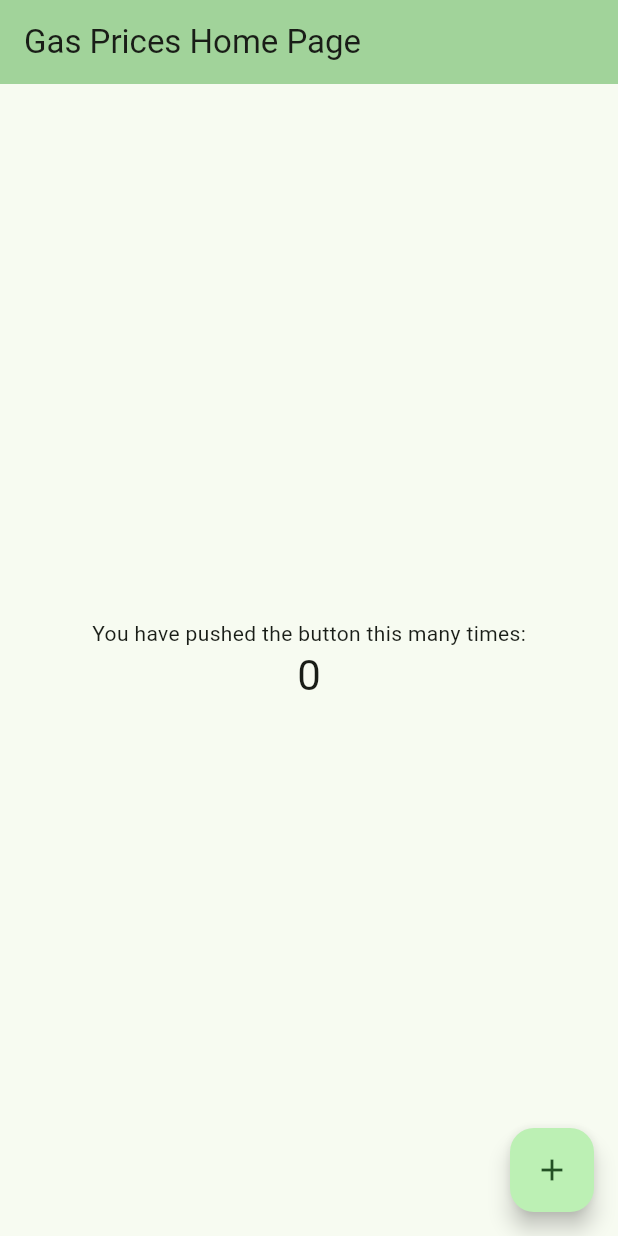
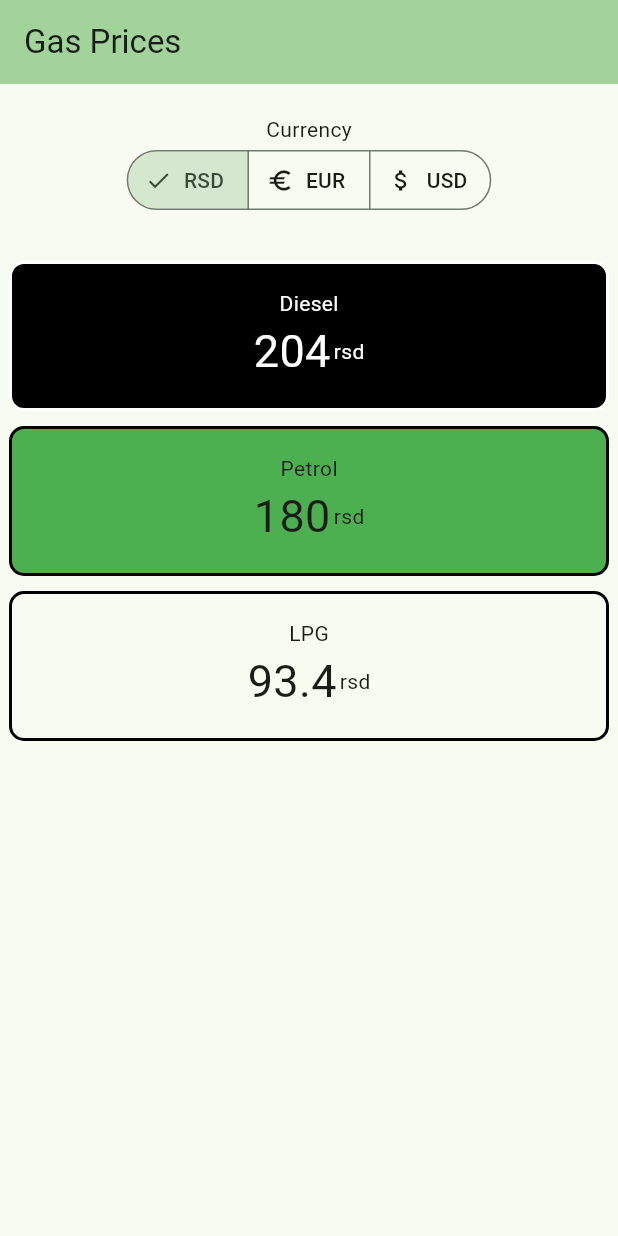
Before and after one commit to mihalsabados/gas-prices-app, a Flutter app: the screen it shows after launch, on a phone screen of 412 x 824 dp. Run offline on Flutter 3.47's test engine with Material 3 defaults, Android fonts, the phone set to English and light mode, and no system bars.

Commit message:
Started with layout and added containers with static prices

```diff
--- a/myapp/lib/main.dart
+++ b/myapp/lib/main.dart
@@ -13,25 +13,10 @@ class MyApp extends StatelessWidget {
     return MaterialApp(
       title: 'Gas Prices',
       theme: ThemeData(
-        // This is the theme of your application.
-        //
-        // TRY THIS: Try running your application with "flutter run". You'll see
-        // the application has a purple toolbar. Then, without quitting the app,
-        // try changing the seedColor in the colorScheme below to Colors.green
-        // and then invoke "hot reload" (save your changes or press the "hot
-        // reload" button in a Flutter-supported IDE, or press "r" if you used
-        // the command line to start the app).
-        //
-        // Notice that the counter didn't reset back to zero; the application
-        // state is not lost during the reload. To reset the state, use hot
-        // restart instead.
-        //
-        // This works for code too, not just values: Most code changes can be
-        // tested with just a hot reload.
         colorScheme: ColorScheme.fromSeed(seedColor: Colors.green),
         useMaterial3: true,
       ),
-      home: const MyHomePage(title: 'Gas Prices Home Page'),
+      home: const MyHomePage(title: 'Gas Prices'),
     );
   }
 }
@@ -59,67 +44,158 @@ class _MyHomePageState extends State<MyHomePage> {
 
   void _incrementCounter() {
     setState(() {
-      // This call to setState tells the Flutter framework that something has
-      // changed in this State, which causes it to rerun the build method below
-      // so that the display can reflect the updated values. If we changed
-      // _counter without calling setState(), then the build method would not be
-      // called again, and so nothing would appear to happen.
       _counter++;
     });
   }
 
   @override
   Widget build(BuildContext context) {
-    // This method is rerun every time setState is called, for instance as done
-    // by the _incrementCounter method above.
-    //
-    // The Flutter framework has been optimized to make rerunning build methods
-    // fast, so that you can just rebuild anything that needs updating rather
-    // than having to individually change instances of widgets.
     return Scaffold(
       appBar: AppBar(
-        // TRY THIS: Try changing the color here to a specific color (to
-        // Colors.amber, perhaps?) and trigger a hot reload to see the AppBar
-        // change color while the other colors stay the same.
         backgroundColor: Theme.of(context).colorScheme.inversePrimary,
         // Here we take the value from the MyHomePage object that was created by
         // the App.build method, and use it to set our appbar title.
         title: Text(widget.title),
       ),
       body: Center(
-        // Center is a layout widget. It takes a single child and positions it
-        // in the middle of the parent.
         child: Column(
-          // Column is also a layout widget. It takes a list of children and
-          // arranges them vertically. By default, it sizes itself to fit its
-          // children horizontally, and tries to be as tall as its parent.
-          //
-          // Column has various properties to control how it sizes itself and
-          // how it positions its children. Here we use mainAxisAlignment to
-          // center the children vertically; the main axis here is the vertical
-          // axis because Columns are vertical (the cross axis would be
-          // horizontal).
-          //
-          // TRY THIS: Invoke "debug painting" (choose the "Toggle Debug Paint"
-          // action in the IDE, or press "p" in the console), to see the
-          // wireframe for each widget.
-          mainAxisAlignment: MainAxisAlignment.center,
+          mainAxisAlignment: MainAxisAlignment.start,
           children: <Widget>[
-            const Text(
-              'You have pushed the button this many times:',
+            // Spacer(),
+            SizedBox(height: 20),
+            Text('Currency'),
+            SingleChoice(),
+            SizedBox(height: 20),
+            // Spacer(),
+            Container(
+              margin: const EdgeInsets.only(top: 10),
+              width: 400,
+              height: 100.0,
+              decoration: dieselBoxDecoration(),
+              child: Center(
+                  child: Column(
+                mainAxisAlignment: MainAxisAlignment.center,
+                children: <Widget>[
+                  Text("Diesel", style: TextStyle(color: Colors.white)),
+                  Row(
+                    children: [
+                      Text("204",
+                          style: TextStyle(fontSize: 30, color: Colors.white)),
+                      SizedBox(width: 2),
+                      Text(
+                        "rsd",
+                        style: TextStyle(fontSize: 14, color: Colors.white),
+                      ),
+                    ],
+                    mainAxisAlignment: MainAxisAlignment.center,
+                  )
+                ],
+              )),
             ),
-            Text(
-              '$_counter',
-              style: Theme.of(context).textTheme.headlineMedium,
+            Container(
+              margin: const EdgeInsets.only(top: 10),
+              width: 400,
+              height: 100.0,
+              decoration: petrolBoxDecoration(),
+              child: Center(
+                  child: Column(
+                mainAxisAlignment: MainAxisAlignment.center,
+                children: <Widget>[
+                  Text("Petrol"),
+                  Row(
+                    children: [
+                      Text("180", style: TextStyle(fontSize: 30)),
+                      SizedBox(width: 2),
+                      Text("rsd", style: TextStyle(fontSize: 14)),
+                    ],
+                    mainAxisAlignment: MainAxisAlignment.center,
+                  )
+                ],
+              )),
+            ),
+            Container(
+              margin: const EdgeInsets.only(top: 10),
+              width: 400,
+              height: 100.0,
+              decoration: lpgBoxDecoration(),
+              child: Center(
+                  child: Column(
+                mainAxisAlignment: MainAxisAlignment.center,
+                children: <Widget>[
+                  Text("LPG"),
+                  Row(
+                    children: [
+                      Text("93.4", style: TextStyle(fontSize: 30)),
+                      SizedBox(width: 2),
+                      Text("rsd", style: TextStyle(fontSize: 14)),
+                    ],
+                    mainAxisAlignment: MainAxisAlignment.center,
+                  )
+                ],
+              )),
             ),
           ],
         ),
       ),
-      floatingActionButton: FloatingActionButton(
-        onPressed: _incrementCounter,
-        tooltip: 'Increment',
-        child: const Icon(Icons.add),
-      ), // This trailing comma makes auto-formatting nicer for build methods.
     );
   }
 }
+
+enum Currency { rsd, eur, usd }
+
+class SingleChoice extends StatefulWidget {
+  const SingleChoice({super.key});
+
+  @override
+  State<SingleChoice> createState() => _SingleChoiceState();
+}
+
+class _SingleChoiceState extends State<SingleChoice> {
+  Currency currencyView = Currency.rsd;
+
+  @override
+  Widget build(BuildContext context) {
+    return SegmentedButton<Currency>(
+      segments: const <ButtonSegment<Currency>>[
+        ButtonSegment<Currency>(
+            value: Currency.rsd, label: Text('RSD'), icon: Icon(Icons.money)),
+        ButtonSegment<Currency>(
+            value: Currency.eur, label: Text('EUR'), icon: Icon(Icons.euro)),
+        ButtonSegment<Currency>(
+            value: Currency.usd,
+            label: Text('USD'),
+            icon: Icon(Icons.attach_money)),
+      ],
+      selected: <Currency>{currencyView},
+      onSelectionChanged: (Set<Currency> newSelection) {
+        setState(() {
+          currencyView = newSelection.first;
+        });
+      },
+    );
+  }
+}
+
+BoxDecoration dieselBoxDecoration() {
+  return BoxDecoration(
+    border: Border.all(width: 2.0, color: Colors.white),
+    borderRadius: const BorderRadius.all(Radius.circular(10.0)),
+    color: Colors.black,
+  );
+}
+
+BoxDecoration petrolBoxDecoration() {
+  return BoxDecoration(
+    border: Border.all(width: 2.0),
+    borderRadius: const BorderRadius.all(Radius.circular(10.0)),
+    color: Colors.green,
+  );
+}
+
+BoxDecoration lpgBoxDecoration() {
+  return BoxDecoration(
+    border: Border.all(width: 2.0),
+    borderRadius: const BorderRadius.all(Radius.circular(10.0)),
+    // color: Colors.red,
+  );
+}
```
